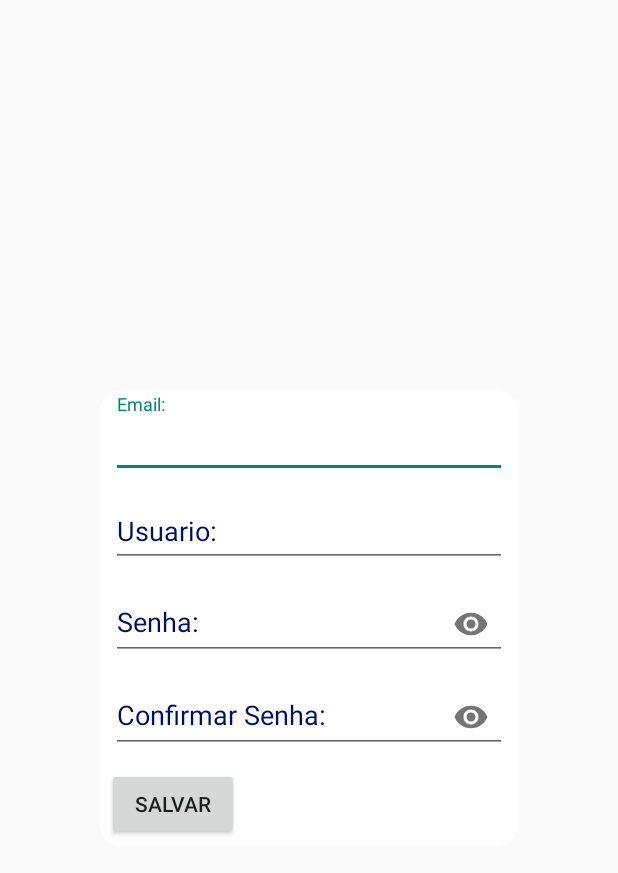
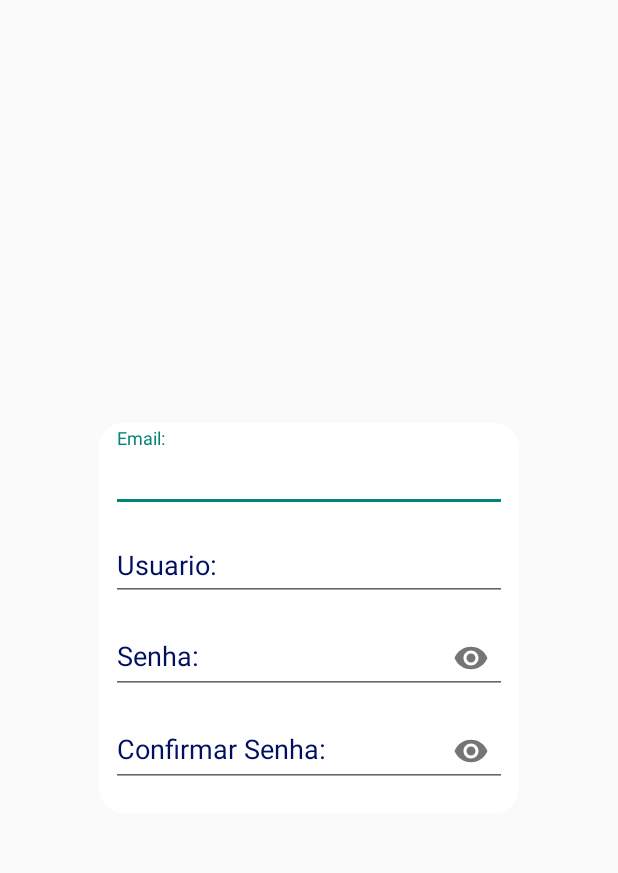
Before and after one commit to CheapTech/GPosto, an Android app: the layout alertdialog_edit_perfil.xml on its own in the app's theme, with its tools: preview values and no code run, on a phone screen of 412 x 824 dp. Shown: the top 873 px of the screen. Run offline under Robolectric (Android 15) with nearby library versions, the phone set to English and light mode, and no system bars.

Commit message:
Ajustes Erros2

```diff
--- a/app/src/main/java/br/com/senacrs/gposto/GUI/CadastroActivity.java
+++ b/app/src/main/java/br/com/senacrs/gposto/GUI/CadastroActivity.java
@@ -4,6 +4,7 @@ import android.os.Bundle;
 import android.os.PersistableBundle;
 import android.view.View;
 import android.widget.Button;
+import android.widget.EditText;
 import android.widget.TextView;
 
 import androidx.annotation.Nullable;
@@ -20,7 +21,7 @@ import br.com.senacrs.gposto.Utilities.Utils;
 public class CadastroActivity extends AppCompatActivity implements UsuarioCallback {
 
     TextView txtUsuarioSugerido;
-    TextInputEditText editEmail,editUser,editSenha,editConfirmarSenha;
+    EditText editEmail,editUser,editSenha,editConfirmarSenha;
     Button btnCadastrar;
 
     @Override
--- a/app/src/main/res/drawable-anydpi-v24/icon_edit.xml
+++ b/app/src/main/res/drawable-anydpi-v24/icon_edit.xml
@@ -7,7 +7,7 @@
   <group android:translateX="1.0434783"
       android:translateY="1.0434783">
       <path
-          android:fillColor="#FF000000"
+          android:fillColor="@color/colorPrimary"
           android:pathData="M3,17.25V21h3.75L17.81,9.94l-3.75,-3.75L3,17.25zM20.71,7.04c0.39,-0.39 0.39,-1.02 0,-1.41l-2.34,-2.34c-0.39,-0.39 -1.02,-0.39 -1.41,0l-1.83,1.83 3.75,3.75 1.83,-1.83z"/>
   </group>
 </vector>
--- a/app/src/main/res/layout/activity_cadastro_posto.xml
+++ b/app/src/main/res/layout/activity_cadastro_posto.xml
@@ -46,6 +46,7 @@
 
                 <com.google.android.material.textfield.TextInputEditText
                     android:id="@+id/editNomeFantasia"
+                    android:inputType="text"
                     android:layout_width="match_parent"
                     android:layout_height="wrap_content"
                     android:hint="*Nome Fantasia:"
@@ -73,6 +74,7 @@
 
                 <com.google.android.material.textfield.TextInputEditText
                     android:id="@+id/editLogradouro"
+                    android:inputType="text"
                     android:layout_width="match_parent"
                     android:layout_height="wrap_content"
                     android:hint="*Logradouro"
@@ -90,6 +92,7 @@
 
                 <com.google.android.material.textfield.TextInputEditText
                     android:id="@+id/editBairro"
+                    android:inputType="text"
                     android:layout_width="match_parent"
                     android:layout_height="wrap_content"
                     android:hint="*Bairro"
@@ -106,7 +109,7 @@
                 android:textColorHint="@color/colorPrimaryDark">
 
                 <com.google.android.material.textfield.TextInputEditText
-                    android:id="@+id/editTel01"
+                    android:id="@+id/editTel"
                     android:layout_width="match_parent"
                     android:layout_height="wrap_content"
                     android:hint="*Telefone:"
--- a/app/src/main/res/layout/activity_perfil_usuario.xml
+++ b/app/src/main/res/layout/activity_perfil_usuario.xml
@@ -48,6 +48,7 @@
                 android:layout_height="50dp"
                 android:layout_gravity="end"
                 android:onClick="editarPerfil"
+                android:layout_marginTop="5dp"
                 android:layout_marginRight="16dp"
                 android:layout_marginEnd="16dp" />
 
--- a/app/src/main/res/layout/alertdialog_edit_perfil.xml
+++ b/app/src/main/res/layout/alertdialog_edit_perfil.xml
@@ -4,7 +4,7 @@
     xmlns:app="http://schemas.android.com/apk/res-auto"
     android:orientation="vertical"
     android:layout_width="280dp"
-    android:layout_height="305dp"
+    android:layout_height="260dp"
     android:layout_gravity="center"
     android:background="@drawable/shape_alert_dialog"
     android:id="@+id/alertDialog_editPerfil"
@@ -22,6 +22,7 @@
         <com.google.android.material.textfield.TextInputEditText
             android:id="@+id/editEmail"
             android:hint="Email:"
+            android:inputType="textEmailAddress"
             android:layout_width="match_parent"
             android:layout_height="wrap_content"/>
         </com.google.android.material.textfield.TextInputLayout>
@@ -38,6 +39,7 @@
         <com.google.android.material.textfield.TextInputEditText
             android:id="@+id/editUsuario"
             android:hint="Usuario:"
+            android:inputType="text"
             android:layout_width="match_parent"
             android:layout_height="wrap_content"/>
     </com.google.android.material.textfield.TextInputLayout>
@@ -78,14 +80,5 @@
             android:hint="Confirmar Senha:" />
     </com.google.android.material.textfield.TextInputLayout>
 
-    <Button
-        android:id="@+id/btnUpdateUsuario"
-        android:text="Salvar"
-        android:layout_marginRight="5dp"
-        android:layout_marginLeft="5dp"
-        android:layout_marginTop="10dp"
-        android:onClick="updateUser"
-        android:layout_width="wrap_content"
-        android:layout_height="wrap_content" />
 
 </LinearLayout>
```
Also changed, not shown: app/src/main/java/br/com/senacrs/gposto/GUI/CadastroPostosActivity.java (+1 -6 lines), app/src/main/java/br/com/senacrs/gposto/GUI/PerfilUsuarioActivity.java (+10 -27 lines).
